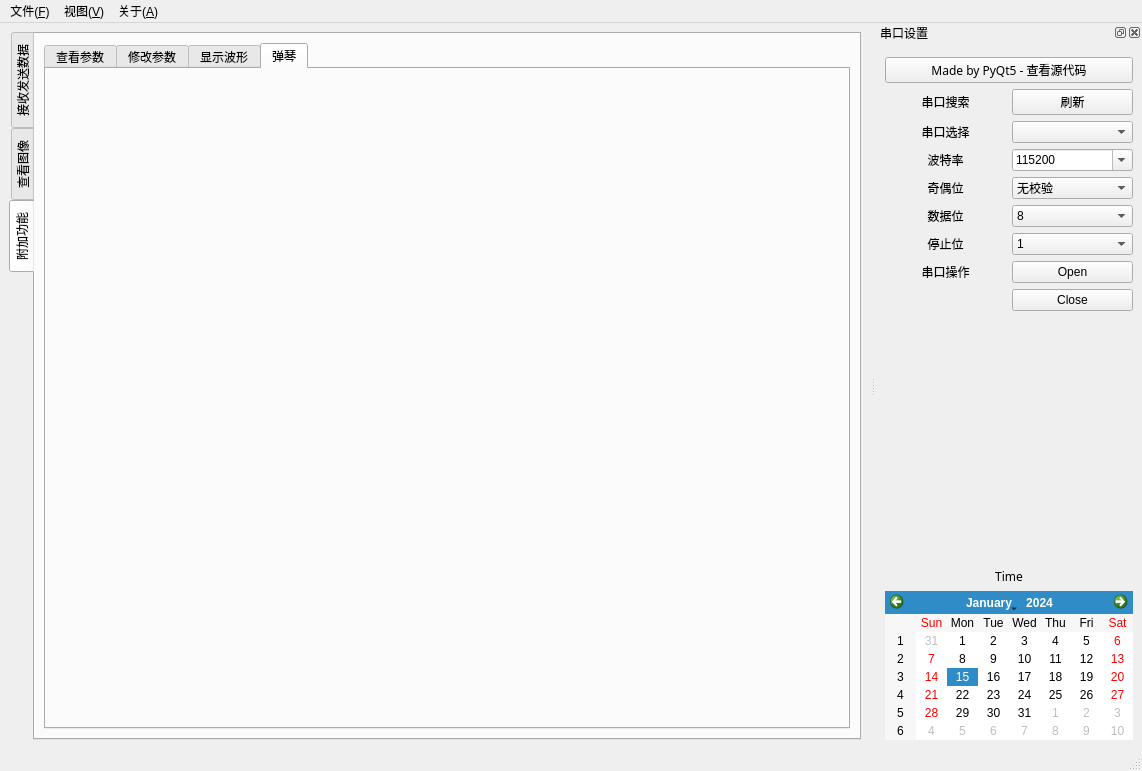
Above: GUI/SerialPort.ui from IronSublimate/PyQt-multifunctional-uart-helper before the change. Below: the same form after it.
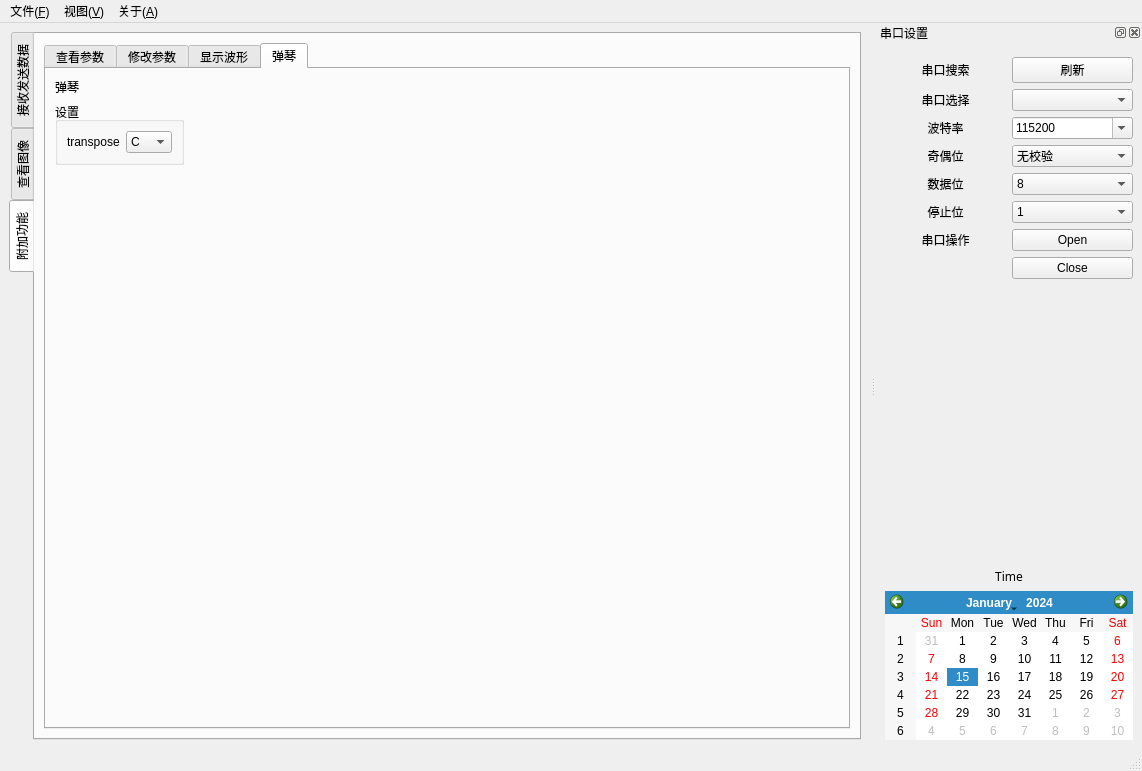
That is the form after the change. The open tabs and pages were chosen to show the change. Icons and pictures are not drawn. Custom widgets are drawn as their Qt base class.

```diff
--- a/GUI/SerialPort.ui
+++ b/GUI/SerialPort.ui
@@ -503,6 +503,130 @@
            <attribute name="title">
             <string>弹琴</string>
            </attribute>
+           <layout class="QGridLayout" name="gridLayout_4">
+            <item row="1" column="0">
+             <widget class="QGroupBox" name="groupBox_settings">
+              <property name="title">
+               <string>设置</string>
+              </property>
+              <layout class="QHBoxLayout" name="horizontalLayout_6">
+               <item>
+                <widget class="QLabel" name="label_10">
+                 <property name="text">
+                  <string>transpose</string>
+                 </property>
+                </widget>
+               </item>
+               <item>
+                <widget class="QComboBox" name="comboBox_transpose">
+                 <property name="currentIndex">
+                  <number>3</number>
+                 </property>
+                 <item>
+                  <property name="text">
+                   <string>A</string>
+                  </property>
+                 </item>
+                 <item>
+                  <property name="text">
+                   <string>A#</string>
+                  </property>
+                 </item>
+                 <item>
+                  <property name="text">
+                   <string>B</string>
+                  </property>
+                 </item>
+                 <item>
+                  <property name="text">
+                   <string>C</string>
+                  </property>
+                 </item>
+                 <item>
+                  <property name="text">
+                   <string>C#</string>
+                  </property>
+                 </item>
+                 <item>
+                  <property name="text">
+                   <string>D</string>
+                  </property>
+                 </item>
+                 <item>
+                  <property name="text">
+                   <string>D#</string>
+                  </property>
+                 </item>
+                 <item>
+                  <property name="text">
+                   <string>E</string>
+                  </property>
+                 </item>
+                 <item>
+                  <property name="text">
+                   <string>F</string>
+                  </property>
+                 </item>
+                 <item>
+                  <property name="text">
+                   <string>F#</string>
+                  </property>
+                 </item>
+                 <item>
+                  <property name="text">
+                   <string>G</string>
+                  </property>
+                 </item>
+                 <item>
+                  <property name="text">
+                   <string>G#</string>
+                  </property>
+                 </item>
+                </widget>
+               </item>
+              </layout>
+             </widget>
+            </item>
+            <item row="1" column="1">
+             <spacer name="horizontalSpacer_8">
+              <property name="orientation">
+               <enum>Qt::Horizontal</enum>
+              </property>
+              <property name="sizeHint" stdset="0">
+               <size>
+                <width>560</width>
+                <height>20</height>
+               </size>
+              </property>
+             </spacer>
+            </item>
+            <item row="0" column="0">
+             <widget class="QLabel" name="label_11">
+              <property name="sizePolicy">
+               <sizepolicy hsizetype="Fixed" vsizetype="Fixed">
+                <horstretch>0</horstretch>
+                <verstretch>0</verstretch>
+               </sizepolicy>
+              </property>
+              <property name="text">
+               <string>弹琴</string>
+              </property>
+             </widget>
+            </item>
+            <item row="2" column="0" colspan="2">
+             <spacer name="verticalSpacer_2">
+              <property name="orientation">
+               <enum>Qt::Vertical</enum>
+              </property>
+              <property name="sizeHint" stdset="0">
+               <size>
+                <width>20</width>
+                <height>40</height>
+               </size>
+              </property>
+             </spacer>
+            </item>
+           </layout>
           </widget>
          </widget>
         </item>
@@ -560,22 +684,6 @@
        </property>
       </widget>
      </item>
-     <item>
-      <widget class="QPushButton" name="About_Button">
-       <property name="font">
-        <font>
-         <family>方正兰亭中黑_GBK</family>
-         <pointsize>9</pointsize>
-         <weight>50</weight>
-         <italic>false</italic>
-         <bold>false</bold>
-        </font>
-       </property>
-       <property name="text">
-        <string>Made by PyQt5 - 查看源代码</string>
-       </property>
-      </widget>
-     </item>
      <item>
       <layout class="QGridLayout" name="gridLayout">
        <item row="4" column="0">
```
Left out of the diff: 4 changed lines with no effect on the pictures.
